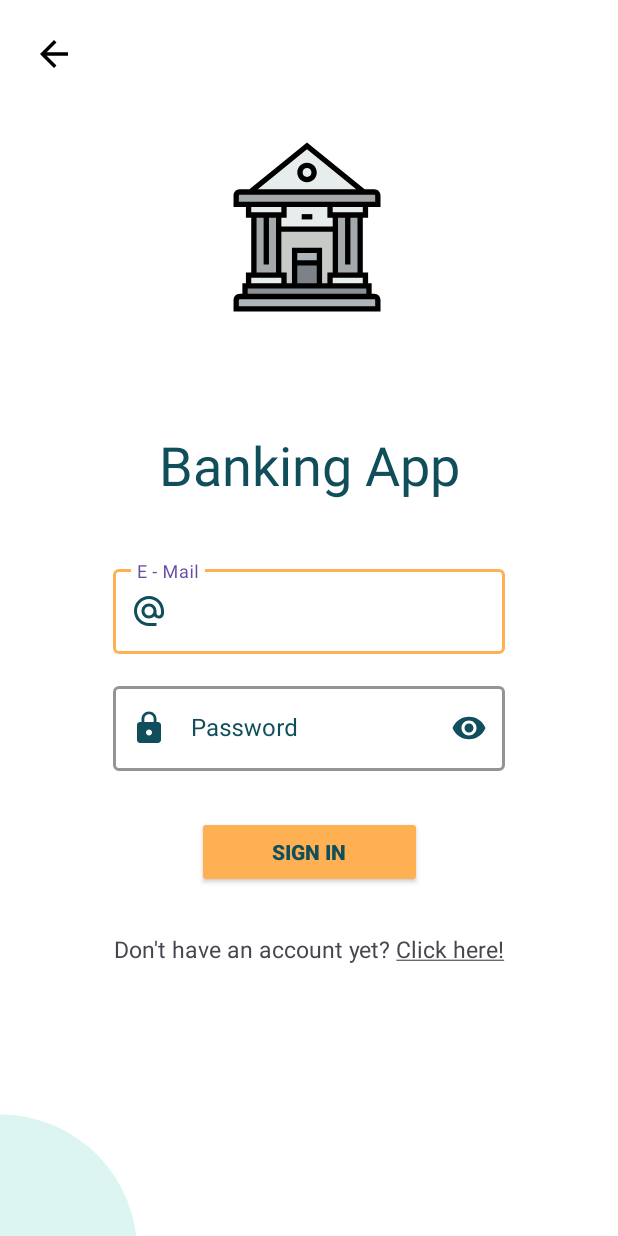
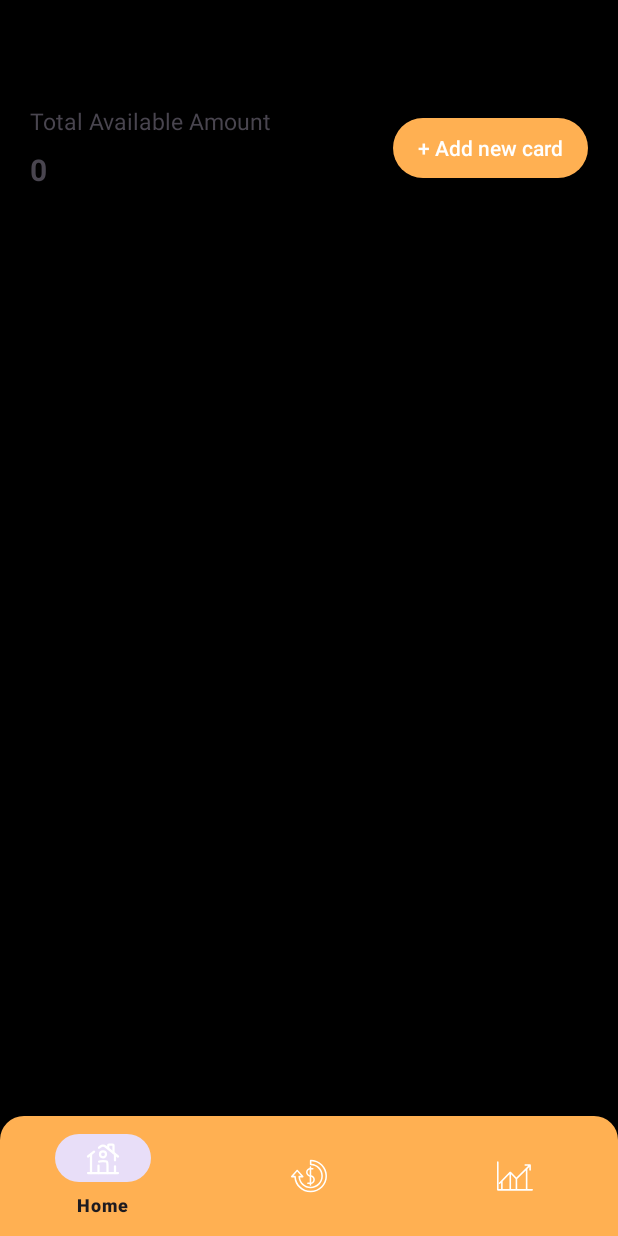
Before and after one commit to MR-BIGO/Banking-App, an Android app: the screen it shows after launch (MainActivity), on a phone screen of 412 x 824 dp. Run offline under Robolectric (Android 15) with nearby library versions, the phone set to English and light mode, and no system bars; our stand-ins replace Dagger/Hilt's generated code, Firebase (no records; nobody signed in at launch, a user with empty details on screens opened directly), navigation-ui.

Commit message:
fixed bottom navigation visibility

```diff
--- a/app/src/main/java/com/example/bankingapp/presentation/screen/main/MainFragment.kt
+++ b/app/src/main/java/com/example/bankingapp/presentation/screen/main/MainFragment.kt
@@ -1,5 +1,6 @@
 package com.example.bankingapp.presentation.screen.main
 
+import android.view.View
 import androidx.navigation.fragment.NavHostFragment
 import androidx.navigation.ui.setupWithNavController
 import com.example.bankingapp.R
@@ -16,10 +17,22 @@ class MainFragment : BaseFragment<FragmentMainBinding>(FragmentMainBinding::infl
         val navController = navHostFragment.navController
         bottomNavigationView.setupWithNavController(navController)
 
+        navHostFragment.navController.addOnDestinationChangedListener { _, destination, _ ->
+            if (destination.id == R.id.newCardFragment) {
+                binding.bottomNavigationView.visibility = View.GONE
+            } else if (destination.id == R.id.paymentFragment) {
+                binding.bottomNavigationView.visibility = View.GONE
+            } else if (destination.id == R.id.transferToOwnAccFragment) {
+                binding.bottomNavigationView.visibility = View.GONE
+            } else if (destination.id == R.id.transferToSomeoneElseFragment) {
+                binding.bottomNavigationView.visibility = View.GONE
+            } else if (destination.id == R.id.exchangeFragment) {
+                binding.bottomNavigationView.visibility = View.GONE
+            } else {
+                binding.bottomNavigationView.visibility = View.VISIBLE
+            }
+        }
     }
 
-    override fun observers() {
-
-    }
 
 }
--- a/app/src/main/res/layout/fragment_main.xml
+++ b/app/src/main/res/layout/fragment_main.xml
@@ -12,7 +12,8 @@
         android:layout_height="wrap_content"
         android:background="@drawable/bottom_nav_bg"
         app:itemIconTint="@color/white"
-        app:labelVisibilityMode="unlabeled"
+        app:itemHorizontalTranslationEnabled="false"
+        app:labelVisibilityMode="selected"
         app:layout_constraintBottom_toBottomOf="parent"
         app:layout_constraintEnd_toEndOf="parent"
         app:layout_constraintStart_toStartOf="parent"
--- a/app/src/main/res/navigation/auth_nav.xml
+++ b/app/src/main/res/navigation/auth_nav.xml
@@ -3,7 +3,7 @@
     xmlns:app="http://schemas.android.com/apk/res-auto"
     xmlns:tools="http://schemas.android.com/tools"
     android:id="@+id/auth_nav"
-    app:startDestination="@id/logInFragment">
+    app:startDestination="@id/mainFragment">
 
     <fragment
         android:id="@+id/welcomeFragment"
--- a/app/src/main/res/navigation/main_nav.xml
+++ b/app/src/main/res/navigation/main_nav.xml
@@ -23,10 +23,43 @@
         android:id="@+id/transactionsFragment"
         android:name="com.example.bankingapp.presentation.screen.transactions.TransactionsFragment"
         android:label="fragment_transactions"
-        tools:layout="@layout/fragment_transactions" />
+        tools:layout="@layout/fragment_transactions" >
+        <action
+            android:id="@+id/action_transactionsFragment_to_paymentFragment"
+            app:destination="@id/paymentFragment" />
+        <action
+            android:id="@+id/action_transactionsFragment_to_transferToOwnAccFragment"
+            app:destination="@id/transferToOwnAccFragment" />
+        <action
+            android:id="@+id/action_transactionsFragment_to_transferToSomeoneElseFragment"
+            app:destination="@id/transferToSomeoneElseFragment" />
+        <action
+            android:id="@+id/action_transactionsFragment_to_exchangeFragment"
+            app:destination="@id/exchangeFragment" />
+    </fragment>
     <fragment
         android:id="@+id/newCardFragment"
         android:name="com.example.bankingapp.presentation.screen.new_card.NewCardFragment"
         android:label="fragment_new_card"
         tools:layout="@layout/fragment_new_card" />
+    <fragment
+        android:id="@+id/paymentFragment"
+        android:name="com.example.bankingapp.presentation.screen.transactions.payment.PaymentFragment"
+        android:label="fragment_payment"
+        tools:layout="@layout/fragment_payment" />
+    <fragment
+        android:id="@+id/transferToOwnAccFragment"
+        android:name="com.example.bankingapp.presentation.screen.transactions.to_own_acc.TransferToOwnAccFragment"
+        android:label="fragment_transfer_to_own_acc"
+        tools:layout="@layout/fragment_transfer_to_own_acc" />
+    <fragment
+        android:id="@+id/transferToSomeoneElseFragment"
+        android:name="com.example.bankingapp.presentation.screen.transactions.to_someone_else.TransferToSomeoneElseFragment"
+        android:label="fragment_transfer_to_someone_else"
+        tools:layout="@layout/fragment_transfer_to_someone_else" />
+    <fragment
+        android:id="@+id/exchangeFragment"
+        android:name="com.example.bankingapp.presentation.screen.transactions.exchange.ExchangeFragment"
+        android:label="fragment_exchange"
+        tools:layout="@layout/fragment_exchange" />
 </navigation>
--- a/app/src/main/res/values/strings.xml
+++ b/app/src/main/res/values/strings.xml
@@ -38,4 +38,8 @@
     <string name="expiration_date">Expiration Date</string>
     <string name="enter_card_details">Enter Card Details</string>
     <string name="add_card">Add Card</string>
+    <string name="exchange_fragment">Exchange Fragment</string>
+    <string name="payment_fragment">Payment fragment</string>
+    <string name="to_own_acc">To Own ACC</string>
+    <string name="to_someone_else">To Someone Else</string>
 </resources>
```
Also changed, not shown: app/src/main/java/com/example/bankingapp/presentation/screen/transactions/TransactionsFragment.kt (+15 -2 lines), app/src/main/java/com/example/bankingapp/presentation/screen/transactions/exchange/ExchangeFragment.kt (added, +17 -0 lines), app/src/main/java/com/example/bankingapp/presentation/screen/transactions/payment/PaymentFragment.kt (added, +16 -0 lines), app/src/main/java/com/example/bankingapp/presentation/screen/transactions/to_own_acc/TransferToOwnAccFragment.kt (added, +17 -0 lines), app/src/main/java/com/example/bankingapp/presentation/screen/transactions/to_someone_else/TransferToSomeoneElseFragment.kt (added, +17 -0 lines), app/src/main/res/layout/fragment_exchange.xml (added, +15 -0 lines), app/src/main/res/layout/fragment_payment.xml (added, +15 -0 lines), app/src/main/res/layout/fragment_transfer_to_own_acc.xml (added, +15 -0 lines), app/src/main/res/layout/fragment_transfer_to_someone_else.xml (added, +15 -0 lines).
